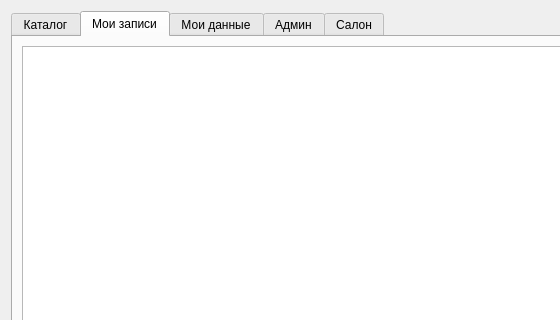
Qt form ui/MainWindow.ui (Spyddek/BD-sesion2_kurs) before a commit; both pictures show x 0 to 560 and y 0 to 320 of the 785 by 639 pixel window.
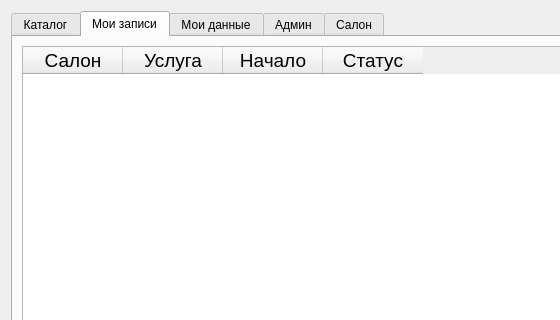
The same form after that commit. The open tabs and pages were chosen to show the change.

The edit to the form file:
```diff
--- a/ui/MainWindow.ui
+++ b/ui/MainWindow.ui
@@ -166,6 +166,26 @@
            <pointsize>14</pointsize>
           </font>
          </property>
+         <column>
+          <property name="text">
+           <string>Салон</string>
+          </property>
+         </column>
+         <column>
+          <property name="text">
+           <string>Услуга</string>
+          </property>
+         </column>
+         <column>
+          <property name="text">
+           <string>Начало</string>
+          </property>
+         </column>
+         <column>
+          <property name="text">
+           <string>Статус</string>
+          </property>
+         </column>
         </widget>
        </item>
        <item row="1" column="0">
```
Left out of the diff: 2 changed lines with no effect on the pictures.
